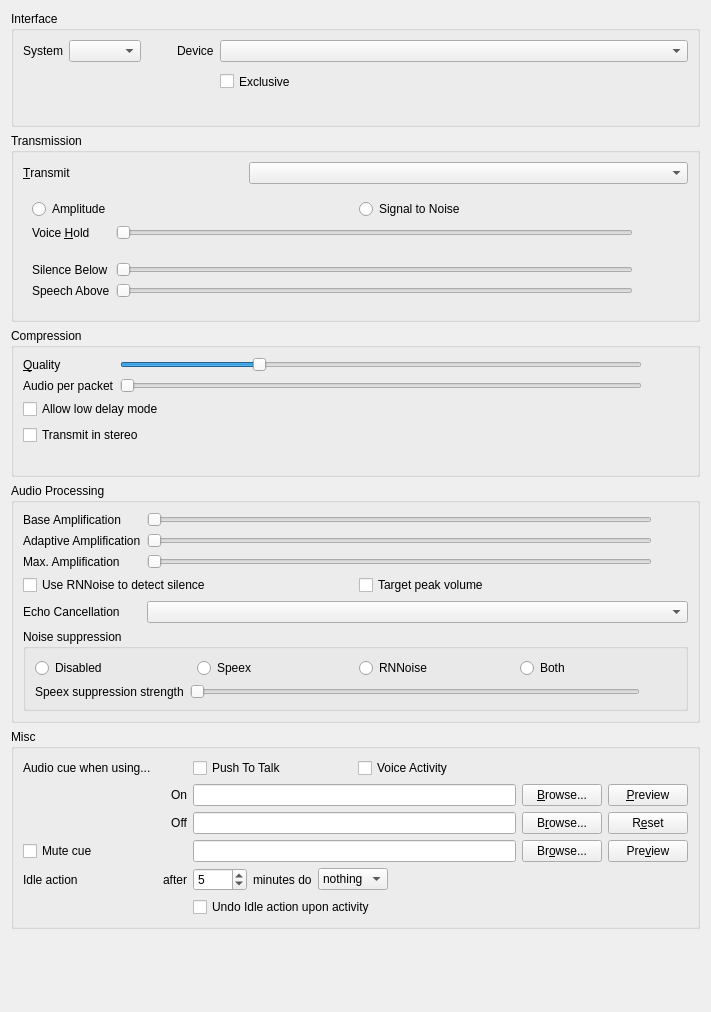
This is src/mumble/AudioInput.ui in d3adb5/mumble as Qt 5 draws it before an edit. The edited form follows.
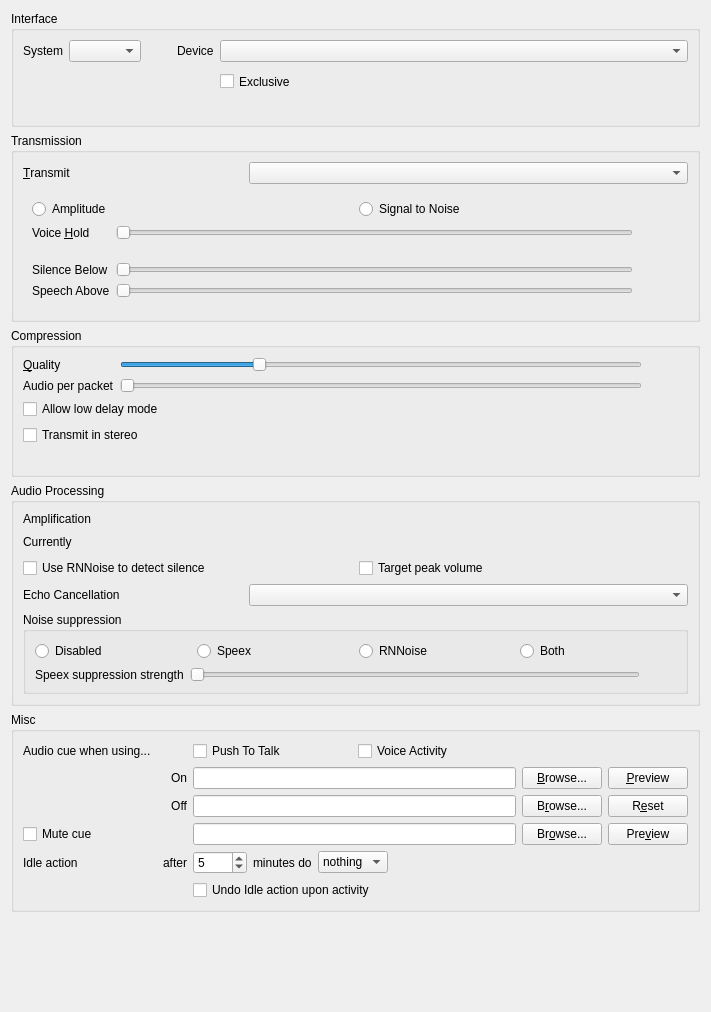
This is the edited form. Custom widgets are drawn as their Qt base class.

Commit message: feat: combine amplification sliders and preview the live level

Patch:
```diff
--- a/src/mumble/AudioInput.ui
+++ b/src/mumble/AudioInput.ui
@@ -666,15 +666,15 @@
       <item row="0" column="0">
        <widget class="QLabel" name="qliAmpBase">
         <property name="text">
-         <string>Base Amplification</string>
+         <string>Amplification</string>
         </property>
         <property name="buddy">
          <cstring>qsAmpBase</cstring>
         </property>
        </widget>
       </item>
-      <item row="0" column="1">
-       <widget class="SemanticSlider" name="qsAmpBase">
+      <item row="0" column="1" colspan="2">
+       <widget class="MultiSlider" name="qsAmp" native="true">
         <property name="toolTip">
          <string>Amplification the input always gets, even while it is silent</string>
         </property>
@@ -685,138 +685,58 @@
          <string>Base amplification</string>
         </property>
         <property name="accessibleDescription">
-         <string>The input is always amplified by at least this much</string>
-        </property>
-        <property name="maximum">
-         <number>29500</number>
-        </property>
-        <property name="singleStep">
-         <number>500</number>
-        </property>
-        <property name="pageStep">
-         <number>2000</number>
-        </property>
-        <property name="orientation">
-         <enum>Qt::Horizontal</enum>
-        </property>
-       </widget>
-      </item>
-      <item row="0" column="2">
-       <widget class="QLabel" name="qlAmpBase">
-        <property name="minimumSize">
-         <size>
-          <width>30</width>
-          <height>0</height>
-         </size>
-        </property>
-        <property name="text">
-         <string/>
+         <string>Base, adaptive and maximum amplification levels</string>
         </property>
        </widget>
       </item>
       <item row="1" column="0">
        <widget class="QLabel" name="qliAmpAdaptive">
         <property name="text">
-         <string>Adaptive Amplification</string>
+         <string>Currently</string>
         </property>
         <property name="buddy">
          <cstring>qsAmpAdaptive</cstring>
         </property>
        </widget>
       </item>
-      <item row="1" column="1">
-       <widget class="SemanticSlider" name="qsAmpAdaptive">
-        <property name="toolTip">
-         <string>Maximum amplification while the input is classified as noise</string>
-        </property>
-        <property name="whatsThis">
-         <string>&lt;b&gt;Adaptive (silence-aware) amplification of input.&lt;/b&gt;&lt;br /&gt;While the input is classified as background noise rather than speech, it is amplified by at most this much, so that noise is not boosted as hard as your voice.&lt;br /&gt;Set it equal to the maximum to disable the silence-aware cap. The adaptive level always stays between the base and maximum levels.</string>
-        </property>
-        <property name="accessibleName">
-         <string>Adaptive amplification</string>
-        </property>
-        <property name="accessibleDescription">
-         <string>Noise is amplified by at most this amount</string>
-        </property>
-        <property name="maximum">
-         <number>29500</number>
-        </property>
-        <property name="singleStep">
-         <number>500</number>
-        </property>
-        <property name="pageStep">
-         <number>2000</number>
-        </property>
-        <property name="orientation">
-         <enum>Qt::Horizontal</enum>
-        </property>
-       </widget>
+      <item row="1" column="1" colspan="2">
+       <layout class="QHBoxLayout" name="qhblAmpLive">
+        <item>
+         <widget class="QLabel" name="qlAmpCurrent">
+          <property name="toolTip">
+           <string>Amplification being applied to your input right now</string>
+          </property>
+          <property name="text">
+           <string/>
+          </property>
+         </widget>
+        </item>
+        <item>
+         <widget class="QLabel" name="qlAmpDetect">
+          <property name="toolTip">
+           <string>Whether the input is currently detected as speech or noise. While it is noise, amplification is capped at the adaptive level.</string>
+          </property>
+          <property name="text">
+           <string/>
+          </property>
+         </widget>
+        </item>
+        <item>
+         <spacer name="qhsAmpLive">
+          <property name="orientation">
+           <enum>Qt::Horizontal</enum>
+          </property>
+          <property name="sizeHint" stdset="0">
+           <size>
+            <width>40</width>
+            <height>20</height>
+           </size>
+          </property>
+         </spacer>
+        </item>
+       </layout>
       </item>
-      <item row="1" column="2">
-       <widget class="QLabel" name="qlAmpAdaptive">
-        <property name="minimumSize">
-         <size>
-          <width>30</width>
-          <height>0</height>
-         </size>
-        </property>
-        <property name="text">
-         <string/>
-        </property>
-       </widget>
-      </item>
-      <item row="2" column="0">
-       <widget class="QLabel" name="qliAmpMax">
-        <property name="text">
-         <string>Max. Amplification</string>
-        </property>
-        <property name="buddy">
-         <cstring>qsAmpMax</cstring>
-        </property>
-       </widget>
-      </item>
-      <item row="2" column="1">
-       <widget class="SemanticSlider" name="qsAmpMax">
-        <property name="toolTip">
-         <string>Maximum amplification of input sound</string>
-        </property>
-        <property name="whatsThis">
-         <string>&lt;b&gt;Maximum amplification of input.&lt;/b&gt;&lt;br /&gt;Mumble normalizes the input volume before compressing, and this sets how much it's allowed to amplify speech.&lt;br /&gt;The actual level is continually updated based on your current speech pattern, but it will never go above the level specified here.&lt;br /&gt;If the &lt;i&gt;Microphone loudness&lt;/i&gt; level of the audio statistics hover around 100%, you probably want to set this to 2.0 or so, but if, like most people, you are unable to reach 100%, set this to something much higher.&lt;br /&gt;Ideally, set it so &lt;i&gt;Microphone Loudness * Amplification Factor &gt;= 100&lt;/i&gt;, even when you're speaking really soft.&lt;br /&gt;&lt;br /&gt;Note that there is no harm in setting this to maximum, but Mumble will start picking up other conversations if you leave it to auto-tune to that level.</string>
-        </property>
-        <property name="accessibleName">
-         <string>Maximum amplification</string>
-        </property>
-        <property name="accessibleDescription">
-         <string>Speech is dynamically amplified by at most this amount</string>
-        </property>
-        <property name="maximum">
-         <number>29500</number>
-        </property>
-        <property name="singleStep">
-         <number>500</number>
-        </property>
-        <property name="pageStep">
-         <number>2000</number>
-        </property>
-        <property name="orientation">
-         <enum>Qt::Horizontal</enum>
-        </property>
-       </widget>
-      </item>
-      <item row="2" column="2">
-       <widget class="QLabel" name="qlAmpMax">
-        <property name="minimumSize">
-         <size>
-          <width>30</width>
-          <height>0</height>
-         </size>
-        </property>
-        <property name="text">
-         <string/>
-        </property>
-       </widget>
-      </item>
-      <item row="3" column="0" colspan="3">
+      <item row="2" column="0" colspan="3">
        <layout class="QHBoxLayout" name="qhblAmpOptions">
         <item>
          <widget class="QCheckBox" name="qcbAdaptiveRNNoise">
@@ -846,7 +766,7 @@
         </item>
        </layout>
       </item>
-      <item row="4" column="0">
+      <item row="3" column="0">
        <widget class="QLabel" name="qliEcho">
         <property name="toolTip">
          <string/>
@@ -859,7 +779,7 @@
         </property>
        </widget>
       </item>
-      <item row="5" column="0" colspan="3">
+      <item row="4" column="0" colspan="3">
        <widget class="QGroupBox" name="groupBox">
         <property name="accessibleName">
          <string>Noise suppression</string>
@@ -982,7 +902,7 @@
         </layout>
        </widget>
       </item>
-      <item row="4" column="1" colspan="2">
+      <item row="3" column="1" colspan="2">
        <widget class="MUComboBox" name="qcbEcho">
         <property name="toolTip">
          <string/>
@@ -1312,6 +1232,12 @@
    <extends>QSlider</extends>
    <header>widgets/SemanticSlider.h</header>
   </customwidget>
+  <customwidget>
+   <class>MultiSlider</class>
+   <extends>QWidget</extends>
+   <header>widgets/MultiSlider.h</header>
+   <container>0</container>
+  </customwidget>
  </customwidgets>
  <tabstops>
   <tabstop>qcbSystem</tabstop>
```
Left out of the diff: 19 changed lines with no effect on the pictures. The commit also changes 4 other files.
